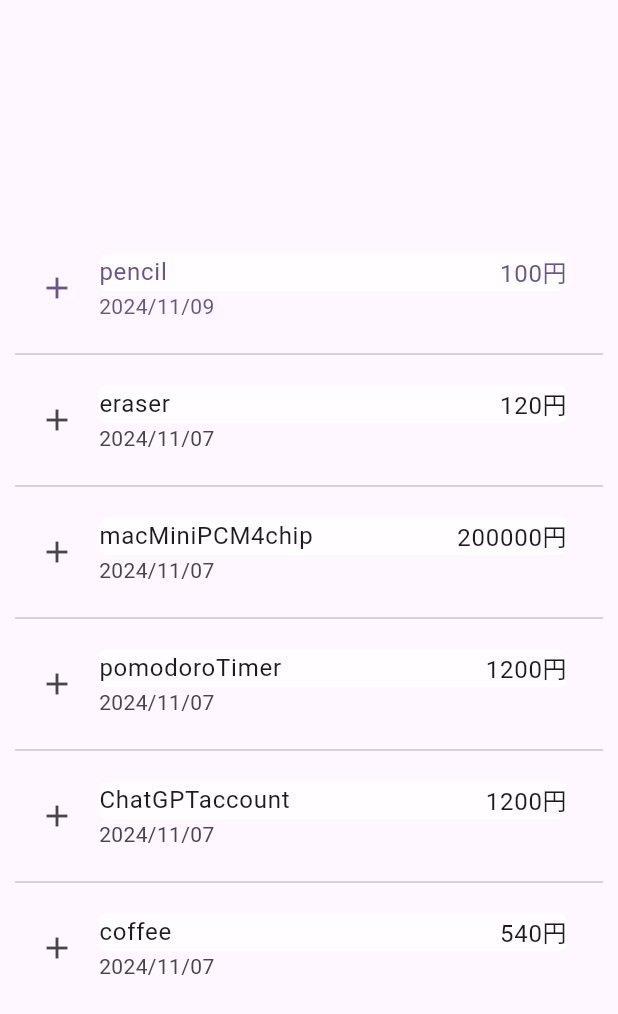
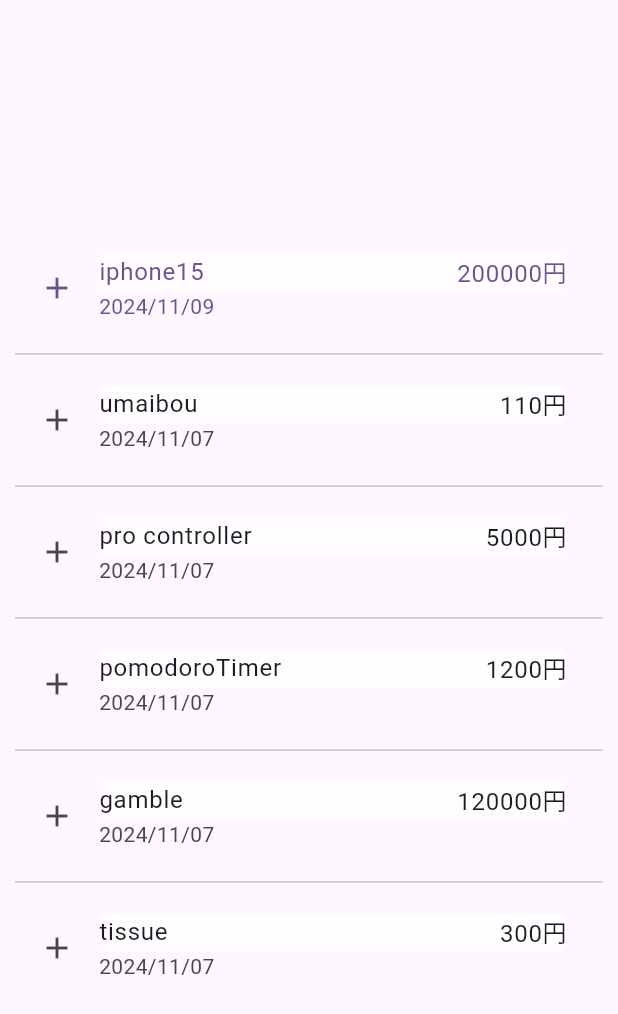
Before and after one commit to Fudy-V/kakubo, a Flutter app: the UnratedList screen opened directly, on a phone screen of 412 x 824 dp. Shown: the top 1014 px of the screen. Run offline on Flutter 3.47's test engine with Material 3 defaults, Android fonts, the phone set to English and light mode, and no system bars; our stand-ins replace flutter_rating_bar, hive, hive_flutter; accounts and stored records are empty.

Commit message:
♻️ 未評価リストのサンプルのにようを変更

```diff
--- a/lib/screens/unrated_list.dart
+++ b/lib/screens/unrated_list.dart
@@ -11,12 +11,12 @@ class UnratedList extends StatefulWidget {
 class _UnratedListState extends State<UnratedList> {
   //サンプルのデータです
   final List<Map<String, dynamic>> list = [
-    {'date': '2024/11/09', 'itemName': 'pencil', 'price': '100'},
-    {'date': '2024/11/07', 'itemName': 'eraser', 'price': '120'},
-    {'date': '2024/11/07', 'itemName': 'macMiniPCM4chip', 'price': '200000'},
+    {'date': '2024/11/09', 'itemName': 'iphone15', 'price': '200000'},
+    {'date': '2024/11/07', 'itemName': 'umaibou', 'price': '110'},
+    {'date': '2024/11/07', 'itemName': 'pro controller', 'price': '5000'},
     {'date': '2024/11/07', 'itemName': 'pomodoroTimer', 'price': '1200'},
-    {'date': '2024/11/07', 'itemName': 'ChatGPTaccount', 'price': '1200'},
-    {'date': '2024/11/07', 'itemName': 'coffee', 'price': '540'}
+    {'date': '2024/11/07', 'itemName': 'gamble', 'price': '120000'},
+    {'date': '2024/11/07', 'itemName': 'tissue', 'price': '300'}
   ];
   @override
   Widget build(BuildContext context) {
```
